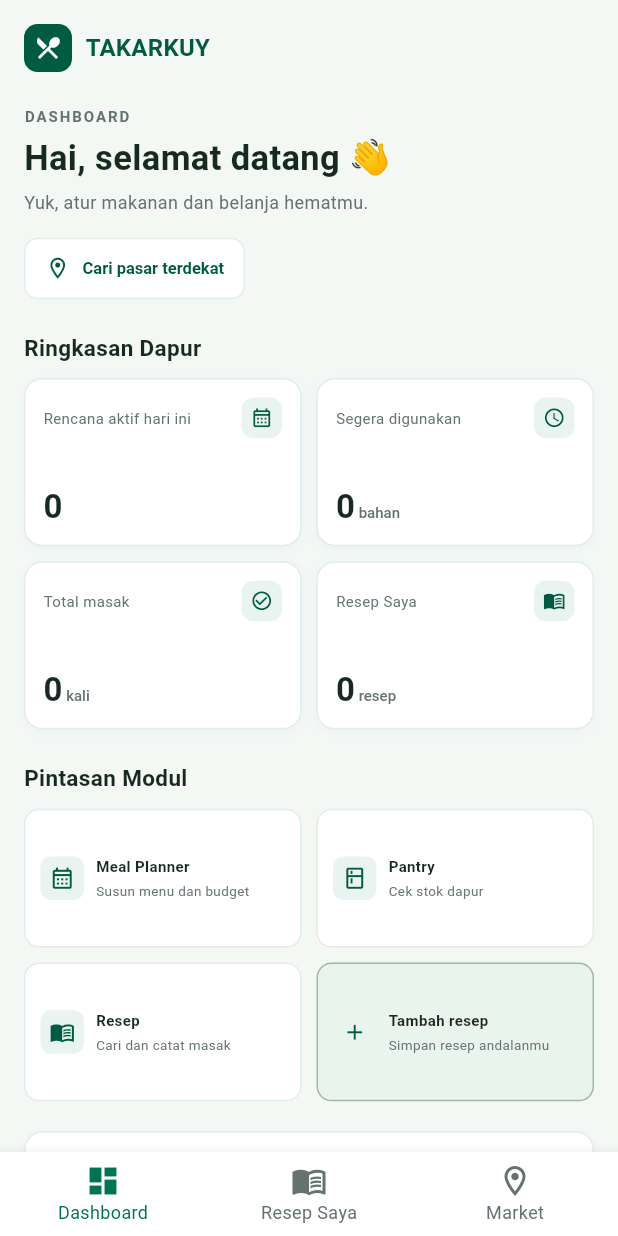
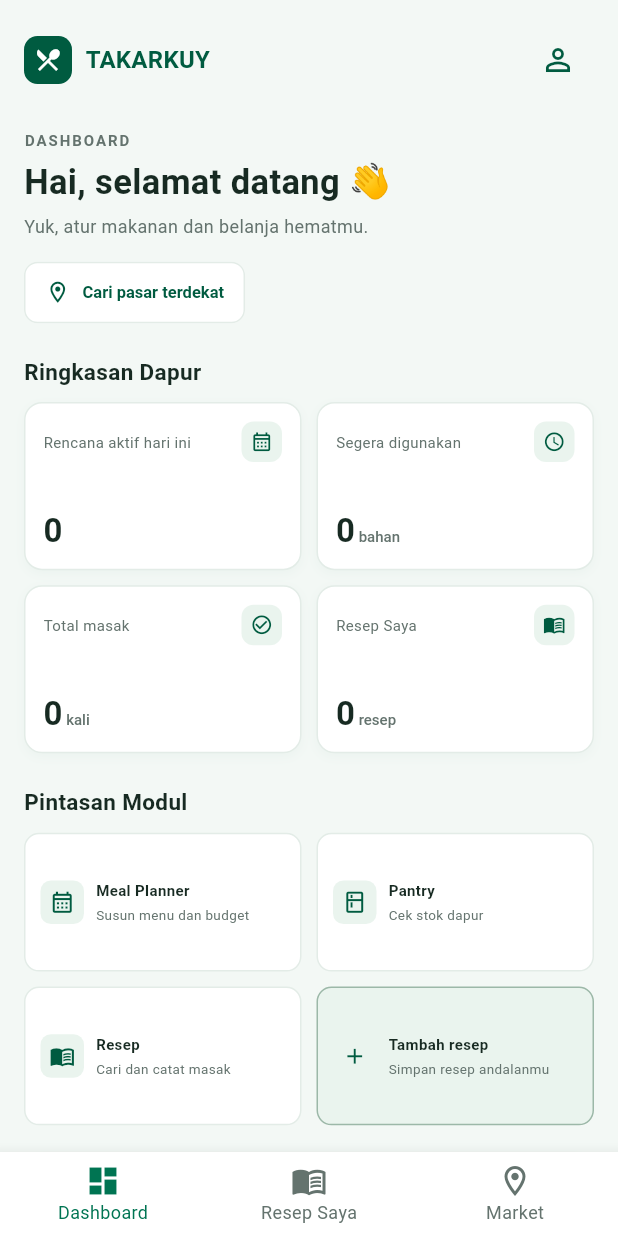
Before and after one commit to PBPUY-11-C/TAKARKUY-APK, a Flutter app: the screen it shows after launch, on a phone screen of 412 x 824 dp. Run offline on Flutter 3.47's test engine with Material 3 defaults, Android fonts, the phone set to English and light mode, and no system bars.

Commit message:
feat(modul3): tambah kerangka login dan daftar pada modul 3 authentikasi dan akun

```diff
--- a/lib/dashboard/screens/dashboard_screen.dart
+++ b/lib/dashboard/screens/dashboard_screen.dart
@@ -376,6 +376,12 @@ class _BrandHeader extends StatelessWidget {
             fontWeight: FontWeight.bold,
             letterSpacing: 0.2,
           ),
+        ),
+        const Spacer(),
+        IconButton(
+          tooltip: 'MasukKuy',
+          onPressed: () => Navigator.pushNamed(context, '/login'),
+          icon: const Icon(Icons.person_outline, color: darkGreen),
         ),
       ],
     );
--- a/lib/main.dart
+++ b/lib/main.dart
@@ -1,4 +1,7 @@
 import 'package:flutter/material.dart';
+
+import 'akun/screens/akun_page.dart';
+import 'akun/screens/signup_page.dart';
 import 'dashboard/screens/dashboard_screen.dart';
 
 void main() {
@@ -21,6 +24,10 @@ class MyApp extends StatelessWidget {
         useMaterial3: true,
       ),
       home: const DashboardScreen(),
+      routes: {
+        '/login': (_) => const AkunPage(),
+        '/signup': (_) => const SignupPage(),
+      },
     );
   }
 }
--- a/lib/widgets/left_drawer.dart
+++ b/lib/widgets/left_drawer.dart
@@ -108,12 +108,10 @@ class LeftDrawer extends StatelessWidget {
           ),
           ListTile(
             leading: const Icon(Icons.person_outline),
-            title: const Text('User & Preferences'),
+            title: const Text('MasukKuy'),
             onTap: () {
               Navigator.pop(context);
-              ScaffoldMessenger.of(context).showSnackBar(
-                const SnackBar(content: Text('Modul 3: User & Preferences')),
-              );
+              Navigator.pushNamed(context, '/login');
             },
           ),
           ListTile(
```
Also changed, not shown: lib/akun/screens/akun_page.dart (+16 -3 lines), lib/akun/screens/signup_page.dart (added, +13 -0 lines), 2 other files.
